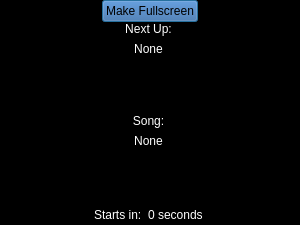
First picture: the form in OpenKJ/dlgcdg.ui, repository OpenKJ/OpenKJ, before the edit.
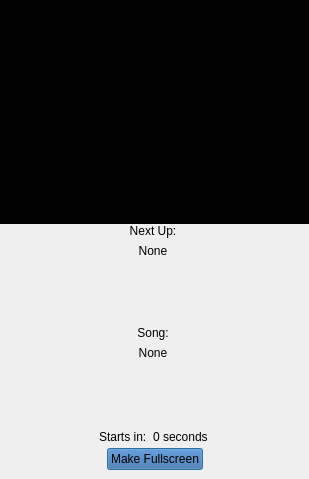
Second picture: the form after the edit. Custom widgets are drawn as their Qt base class.

Commit message:
Try a different approach for alert and fullscreen toggle btn to try to get it working on Mac.
Also, added color settings for the autoplay alert screen.

```diff
--- a/OpenKJ/dlgcdg.ui
+++ b/OpenKJ/dlgcdg.ui
@@ -6,8 +6,8 @@
    <rect>
     <x>0</x>
     <y>0</y>
-    <width>300</width>
-    <height>225</height>
+    <width>309</width>
+    <height>479</height>
    </rect>
   </property>
   <property name="windowTitle">
@@ -471,473 +471,8 @@
       <property name="bottomMargin">
        <number>0</number>
       </property>
-      <item>
-       <layout class="QVBoxLayout" name="verticalLayout_4">
-        <property name="spacing">
-         <number>0</number>
-        </property>
-        <property name="topMargin">
-         <number>0</number>
-        </property>
-        <item>
-         <layout class="QHBoxLayout" name="horizontalLayout_2">
-          <property name="spacing">
-           <number>0</number>
-          </property>
-          <property name="topMargin">
-           <number>0</number>
-          </property>
-          <item>
-           <spacer name="horizontalSpacer_3">
-            <property name="orientation">
-             <enum>Qt::Horizontal</enum>
-            </property>
-            <property name="sizeHint" stdset="0">
-             <size>
-              <width>40</width>
-              <height>0</height>
-             </size>
-            </property>
-           </spacer>
-          </item>
-          <item>
-           <widget class="QPushButton" name="btnToggleFullscreen">
-            <property name="palette">
-             <palette>
-              <active>
-               <colorrole role="WindowText">
-                <brush brushstyle="SolidPattern">
-                 <color alpha="255">
-                  <red>0</red>
-                  <green>0</green>
-                  <blue>0</blue>
-                 </color>
-                </brush>
-               </colorrole>
-               <colorrole role="Button">
-                <brush brushstyle="SolidPattern">
-                 <color alpha="255">
-                  <red>52</red>
-                  <green>101</green>
-                  <blue>164</blue>
-                 </color>
-                </brush>
-               </colorrole>
-               <colorrole role="Light">
-                <brush brushstyle="SolidPattern">
-                 <color alpha="255">
-                  <red>78</red>
-                  <green>152</green>
-                  <blue>246</blue>
-                 </color>
-                </brush>
-               </colorrole>
-               <colorrole role="Midlight">
-                <brush brushstyle="SolidPattern">
-                 <color alpha="255">
-                  <red>65</red>
-                  <green>126</green>
-                  <blue>205</blue>
-                 </color>
-                </brush>
-               </colorrole>
-               <colorrole role="Dark">
-                <brush brushstyle="SolidPattern">
-                 <color alpha="255">
-                  <red>26</red>
-                  <green>50</green>
-                  <blue>82</blue>
-                 </color>
-                </brush>
-               </colorrole>
-               <colorrole role="Mid">
-                <brush brushstyle="SolidPattern">
-                 <color alpha="255">
-                  <red>34</red>
-                  <green>67</green>
-                  <blue>109</blue>
-                 </color>
-                </brush>
-               </colorrole>
-               <colorrole role="Text">
-                <brush brushstyle="SolidPattern">
-                 <color alpha="255">
-                  <red>0</red>
-                  <green>0</green>
-                  <blue>0</blue>
-                 </color>
-                </brush>
-               </colorrole>
-               <colorrole role="BrightText">
-                <brush brushstyle="SolidPattern">
-                 <color alpha="255">
-                  <red>255</red>
-                  <green>255</green>
-                  <blue>255</blue>
-                 </color>
-                </brush>
-               </colorrole>
-               <colorrole role="ButtonText">
-                <brush brushstyle="SolidPattern">
-                 <color alpha="255">
-                  <red>0</red>
-                  <green>0</green>
-                  <blue>0</blue>
-                 </color>
-                </brush>
-               </colorrole>
-               <colorrole role="Base">
-                <brush brushstyle="SolidPattern">
-                 <color alpha="255">
-                  <red>255</red>
-                  <green>255</green>
-                  <blue>255</blue>
-                 </color>
-                </brush>
-               </colorrole>
-               <colorrole role="Window">
-                <brush brushstyle="SolidPattern">
-                 <color alpha="255">
-                  <red>52</red>
-                  <green>101</green>
-                  <blue>164</blue>
-                 </color>
-                </brush>
-               </colorrole>
-               <colorrole role="Shadow">
-                <brush brushstyle="SolidPattern">
-                 <color alpha="255">
-                  <red>0</red>
-                  <green>0</green>
-                  <blue>0</blue>
-                 </color>
-                </brush>
-               </colorrole>
-               <colorrole role="AlternateBase">
-                <brush brushstyle="SolidPattern">
-                 <color alpha="255">
-                  <red>153</red>
-                  <green>178</green>
-                  <blue>209</blue>
-                 </color>
-                </brush>
-               </colorrole>
-               <colorrole role="ToolTipBase">
-                <brush brushstyle="SolidPattern">
-                 <color alpha="255">
-                  <red>255</red>
-                  <green>255</green>
-                  <blue>220</blue>
-                 </color>
-                </brush>
-               </colorrole>
-               <colorrole role="ToolTipText">
-                <brush brushstyle="SolidPattern">
-                 <color alpha="255">
-                  <red>0</red>
-                  <green>0</green>
-                  <blue>0</blue>
-                 </color>
-                </brush>
-               </colorrole>
-              </active>
-              <inactive>
-               <colorrole role="WindowText">
-                <brush brushstyle="SolidPattern">
-                 <color alpha="255">
-                  <red>0</red>
-                  <green>0</green>
-                  <blue>0</blue>
-                 </color>
-                </brush>
-               </colorrole>
-               <colorrole role="Button">
-                <brush brushstyle="SolidPattern">
-                 <color alpha="255">
-                  <red>52</red>
-                  <green>101</green>
-                  <blue>164</blue>
-                 </color>
-                </brush>
-               </colorrole>
-               <colorrole role="Light">
-                <brush brushstyle="SolidPattern">
-                 <color alpha="255">
-                  <red>78</red>
-                  <green>152</green>
-                  <blue>246</blue>
-                 </color>
-                </brush>
-               </colorrole>
-               <colorrole role="Midlight">
-                <brush brushstyle="SolidPattern">
-                 <color alpha="255">
-                  <red>65</red>
-                  <green>126</green>
-                  <blue>205</blue>
-                 </color>
-                </brush>
-               </colorrole>
-               <colorrole role="Dark">
-                <brush brushstyle="SolidPattern">
-                 <color alpha="255">
-                  <red>26</red>
-                  <green>50</green>
-                  <blue>82</blue>
-                 </color>
-                </brush>
-               </colorrole>
-               <colorrole role="Mid">
-                <brush brushstyle="SolidPattern">
-                 <color alpha="255">
-                  <red>34</red>
-                  <green>67</green>
-                  <blue>109</blue>
-                 </color>
-                </brush>
-               </colorrole>
-               <colorrole role="Text">
-                <brush brushstyle="SolidPattern">
-                 <color alpha="255">
-                  <red>0</red>
-                  <green>0</green>
-                  <blue>0</blue>
-                 </color>
-                </brush>
-               </colorrole>
-               <colorrole role="BrightText">
-                <brush brushstyle="SolidPattern">
-                 <color alpha="255">
-                  <red>255</red>
-                  <green>255</green>
-                  <blue>255</blue>
-                 </color>
-                </brush>
-               </colorrole>
-               <colorrole role="ButtonText">
-                <brush brushstyle="SolidPattern">
-                 <color alpha="255">
-                  <red>0</red>
-                  <green>0</green>
-                  <blue>0</blue>
-                 </color>
-                </brush>
-               </colorrole>
-               <colorrole role="Base">
-                <brush brushstyle="SolidPattern">
-                 <color alpha="255">
-                  <red>255</red>
-                  <green>255</green>
-                  <blue>255</blue>
-                 </color>
-                </brush>
-               </colorrole>
-               <colorrole role="Window">
-                <brush brushstyle="SolidPattern">
-                 <color alpha="255">
-                  <red>52</red>
-                  <green>101</green>
-                  <blue>164</blue>
-                 </color>
-                </brush>
-               </colorrole>
-               <colorrole role="Shadow">
-                <brush brushstyle="SolidPattern">
-                 <color alpha="255">
-                  <red>0</red>
-                  <green>0</green>
-                  <blue>0</blue>
-                 </color>
-                </brush>
-               </colorrole>
-               <colorrole role="AlternateBase">
-                <brush brushstyle="SolidPattern">
-                 <color alpha="255">
-                  <red>153</red>
-                  <green>178</green>
-                  <blue>209</blue>
-                 </color>
-                </brush>
-               </colorrole>
-               <colorrole role="ToolTipBase">
-                <brush brushstyle="SolidPattern">
-                 <color alpha="255">
-                  <red>255</red>
-                  <green>255</green>
-                  <blue>220</blue>
-                 </color>
-                </brush>
-               </colorrole>
-               <colorrole role="ToolTipText">
-                <brush brushstyle="SolidPattern">
-                 <color alpha="255">
-                  <red>0</red>
-                  <green>0</green>
-                  <blue>0</blue>
-                 </color>
-                </brush>
-               </colorrole>
-              </inactive>
-              <disabled>
-               <colorrole role="WindowText">
-                <brush brushstyle="SolidPattern">
-                 <color alpha="255">
-                  <red>26</red>
-                  <green>50</green>
-                  <blue>82</blue>
-                 </color>
-                </brush>
-               </colorrole>
-               <colorrole role="Button">
-                <brush brushstyle="SolidPattern">
-                 <color alpha="255">
-                  <red>52</red>
-                  <green>101</green>
-                  <blue>164</blue>
-                 </color>
-                </brush>
-               </colorrole>
-               <colorrole role="Light">
-                <brush brushstyle="SolidPattern">
-                 <color alpha="255">
-                  <red>78</red>
-                  <green>152</green>
-                  <blue>246</blue>
-                 </color>
-                </brush>
-               </colorrole>
-               <colorrole role="Midlight">
-                <brush brushstyle="SolidPattern">
-                 <color alpha="255">
-                  <red>65</red>
-                  <green>126</green>
-                  <blue>205</blue>
-                 </color>
-                </brush>
-               </colorrole>
-               <colorrole role="Dark">
-                <brush brushstyle="SolidPattern">
-                 <color alpha="255">
-                  <red>26</red>
-                  <green>50</green>
-                  <blue>82</blue>
-                 </color>
-                </brush>
-               </colorrole>
-               <colorrole role="Mid">
-                <brush brushstyle="SolidPattern">
-                 <color alpha="255">
-                  <red>34</red>
-                  <green>67</green>
-                  <blue>109</blue>
-                 </color>
-                </brush>
-               </colorrole>
-               <colorrole role="Text">
-                <brush brushstyle="SolidPattern">
-                 <color alpha="255">
-                  <red>26</red>
-                  <green>50</green>
-                  <blue>82</blue>
-                 </color>
-                </brush>
-               </colorrole>
-               <colorrole role="BrightText">
-                <brush brushstyle="SolidPattern">
-                 <color alpha="255">
-                  <red>255</red>
-                  <green>255</green>
-                  <blue>255</blue>
-                 </color>
-                </brush>
-               </colorrole>
-               <colorrole role="ButtonText">
-                <brush brushstyle="SolidPattern">
-                 <color alpha="255">
-                  <red>26</red>
-                  <green>50</green>
-                  <blue>82</blue>
-                 </color>
-                </brush>
-               </colorrole>
-               <colorrole role="Base">
-                <brush brushstyle="SolidPattern">
-                 <color alpha="255">
-                  <red>52</red>
-                  <green>101</green>
-                  <blue>164</blue>
-                 </color>
-                </brush>
-               </colorrole>
-               <colorrole role="Window">
-                <brush brushstyle="SolidPattern">
-                 <color alpha="255">
-                  <red>52</red>
-                  <green>101</green>
-                  <blue>164</blue>
-                 </color>
-                </brush>
-               </colorrole>
-               <colorrole role="Shadow">
-                <brush brushstyle="SolidPattern">
-                 <color alpha="255">
-                  <red>0</red>
-                  <green>0</green>
-                  <blue>0</blue>
-                 </color>
-                </brush>
-               </colorrole>
-               <colorrole role="AlternateBase">
-                <brush brushstyle="SolidPattern">
-                 <color alpha="255">
-                  <red>52</red>
-                  <green>101</green>
-                  <blue>164</blue>
-                 </color>
-                </brush>
-               </colorrole>
-               <colorrole role="ToolTipBase">
-                <brush brushstyle="SolidPattern">
-                 <color alpha="255">
-                  <red>255</red>
-                  <green>255</green>
-                  <blue>220</blue>
-                 </color>
-                </brush>
-               </colorrole>
-               <colorrole role="ToolTipText">
-                <brush brushstyle="SolidPattern">
-                 <color alpha="255">
-                  <red>0</red>
-                  <green>0</green>
-                  <blue>0</blue>
-                 </color>
-                </brush>
-               </colorrole>
-              </disabled>
-             </palette>
-            </property>
-            <property name="text">
-             <string>Make Fullscreen</string>
-            </property>
-           </widget>
-          </item>
-          <item>
-           <spacer name="horizontalSpacer_4">
-            <property name="orientation">
-             <enum>Qt::Horizontal</enum>
-            </property>
-            <property name="sizeHint" stdset="0">
-             <size>
-              <width>40</width>
-              <height>0</height>
-             </size>
-            </property>
-           </spacer>
-          </item>
-         </layout>
-        </item>
-       </layout>
+     </layout>
+    </widget>
       </item>
       <item>
        <widget class="QWidget" name="widgetAlert" native="true">
@@ -1075,6 +610,463 @@
          </item>
         </layout>
        </widget>
+   </item>
+   <item>
+    <widget class="QWidget" name="fsToggleWidget" native="true">
+     <layout class="QHBoxLayout" name="horizontalLayout_2">
+      <property name="spacing">
+       <number>0</number>
+      </property>
+      <property name="topMargin">
+       <number>1</number>
+      </property>
+      <item>
+       <spacer name="horizontalSpacer_3">
+        <property name="orientation">
+         <enum>Qt::Horizontal</enum>
+        </property>
+        <property name="sizeHint" stdset="0">
+         <size>
+          <width>40</width>
+          <height>0</height>
+         </size>
+        </property>
+       </spacer>
+      </item>
+      <item>
+       <widget class="QPushButton" name="btnToggleFullscreen">
+        <property name="palette">
+         <palette>
+          <active>
+           <colorrole role="WindowText">
+            <brush brushstyle="SolidPattern">
+             <color alpha="255">
+              <red>0</red>
+              <green>0</green>
+              <blue>0</blue>
+             </color>
+            </brush>
+           </colorrole>
+           <colorrole role="Button">
+            <brush brushstyle="SolidPattern">
+             <color alpha="255">
+              <red>52</red>
+              <green>101</green>
+              <blue>164</blue>
+             </color>
+            </brush>
+           </colorrole>
+           <colorrole role="Light">
+            <brush brushstyle="SolidPattern">
+             <color alpha="255">
+              <red>78</red>
+              <green>152</green>
+              <blue>246</blue>
+             </color>
+            </brush>
+           </colorrole>
+           <colorrole role="Midlight">
+            <brush brushstyle="SolidPattern">
+             <color alpha="255">
+              <red>65</red>
+              <green>126</green>
+              <blue>205</blue>
+             </color>
+            </brush>
+           </colorrole>
+           <colorrole role="Dark">
+            <brush brushstyle="SolidPattern">
+             <color alpha="255">
+              <red>26</red>
+              <green>50</green>
+              <blue>82</blue>
+             </color>
+            </brush>
+           </colorrole>
+           <colorrole role="Mid">
+            <brush brushstyle="SolidPattern">
+             <color alpha="255">
+              <red>34</red>
+              <green>67</green>
+              <blue>109</blue>
+             </color>
+            </brush>
+           </colorrole>
+           <colorrole role="Text">
+            <brush brushstyle="SolidPattern">
+             <color alpha="255">
+              <red>0</red>
+              <green>0</green>
+              <blue>0</blue>
+             </color>
+            </brush>
+           </colorrole>
+           <colorrole role="BrightText">
+            <brush brushstyle="SolidPattern">
+             <color alpha="255">
+              <red>255</red>
+              <green>255</green>
+              <blue>255</blue>
+             </color>
+            </brush>
+           </colorrole>
+           <colorrole role="ButtonText">
+            <brush brushstyle="SolidPattern">
+             <color alpha="255">
+              <red>0</red>
+              <green>0</green>
+              <blue>0</blue>
+             </color>
+            </brush>
+           </colorrole>
+           <colorrole role="Base">
+            <brush brushstyle="SolidPattern">
+             <color alpha="255">
+              <red>255</red>
+              <green>255</green>
+              <blue>255</blue>
+             </color>
+            </brush>
+           </colorrole>
+           <colorrole role="Window">
+            <brush brushstyle="SolidPattern">
+             <color alpha="255">
+              <red>52</red>
+              <green>101</green>
+              <blue>164</blue>
+             </color>
+            </brush>
+           </colorrole>
+           <colorrole role="Shadow">
+            <brush brushstyle="SolidPattern">
+             <color alpha="255">
+              <red>0</red>
+              <green>0</green>
+              <blue>0</blue>
+             </color>
+            </brush>
+           </colorrole>
+           <colorrole role="AlternateBase">
+            <brush brushstyle="SolidPattern">
+             <color alpha="255">
+              <red>153</red>
+              <green>178</green>
+              <blue>209</blue>
+             </color>
+            </brush>
+           </colorrole>
+           <colorrole role="ToolTipBase">
+            <brush brushstyle="SolidPattern">
+             <color alpha="255">
+              <red>255</red>
+              <green>255</green>
+              <blue>220</blue>
+             </color>
+            </brush>
+           </colorrole>
+           <colorrole role="ToolTipText">
+            <brush brushstyle="SolidPattern">
+             <color alpha="255">
+              <red>0</red>
+              <green>0</green>
+              <blue>0</blue>
+             </color>
+            </brush>
+           </colorrole>
+          </active>
+          <inactive>
+           <colorrole role="WindowText">
+            <brush brushstyle="SolidPattern">
+             <color alpha="255">
+              <red>0</red>
+              <green>0</green>
+              <blue>0</blue>
+             </color>
+            </brush>
+           </colorrole>
+           <colorrole role="Button">
+            <brush brushstyle="SolidPattern">
+             <color alpha="255">
+              <red>52</red>
+              <green>101</green>
+              <blue>164</blue>
+             </color>
+            </brush>
+           </colorrole>
+           <colorrole role="Light">
+            <brush brushstyle="SolidPattern">
+             <color alpha="255">
+              <red>78</red>
+              <green>152</green>
+              <blue>246</blue>
+             </color>
+            </brush>
+           </colorrole>
+           <colorrole role="Midlight">
+            <brush brushstyle="SolidPattern">
+             <color alpha="255">
+              <red>65</red>
+              <green>126</green>
+              <blue>205</blue>
+             </color>
+            </brush>
+           </colorrole>
+           <colorrole role="Dark">
+            <brush brushstyle="SolidPattern">
+             <color alpha="255">
+              <red>26</red>
+              <green>50</green>
+              <blue>82</blue>
+             </color>
+            </brush>
+           </colorrole>
+           <colorrole role="Mid">
+            <brush brushstyle="SolidPattern">
+             <color alpha="255">
+              <red>34</red>
+              <green>67</green>
+              <blue>109</blue>
+             </color>
+            </brush>
+           </colorrole>
+           <colorrole role="Text">
+            <brush brushstyle="SolidPattern">
+             <color alpha="255">
+              <red>0</red>
+              <green>0</green>
+              <blue>0</blue>
+             </color>
+            </brush>
+           </colorrole>
+           <colorrole role="BrightText">
+            <brush brushstyle="SolidPattern">
+             <color alpha="255">
+              <red>255</red>
+              <green>255</green>
+              <blue>255</blue>
+             </color>
+            </brush>
+           </colorrole>
+           <colorrole role="ButtonText">
+            <brush brushstyle="SolidPattern">
+             <color alpha="255">
+              <red>0</red>
+              <green>0</green>
+              <blue>0</blue>
+             </color>
+            </brush>
+           </colorrole>
+           <colorrole role="Base">
+            <brush brushstyle="SolidPattern">
+             <color alpha="255">
+              <red>255</red>
+              <green>255</green>
+              <blue>255</blue>
+             </color>
+            </brush>
+           </colorrole>
+           <colorrole role="Window">
+            <brush brushstyle="SolidPattern">
+             <color alpha="255">
+              <red>52</red>
+              <green>101</green>
+              <blue>164</blue>
+             </color>
+            </brush>
+           </colorrole>
+           <colorrole role="Shadow">
+            <brush brushstyle="SolidPattern">
+             <color alpha="255">
+              <red>0</red>
+              <green>0</green>
+              <blue>0</blue>
+             </color>
+            </brush>
+           </colorrole>
+           <colorrole role="AlternateBase">
+            <brush brushstyle="SolidPattern">
+             <color alpha="255">
+              <red>153</red>
+              <green>178</green>
+              <blue>209</blue>
+             </color>
+            </brush>
+           </colorrole>
+           <colorrole role="ToolTipBase">
+            <brush brushstyle="SolidPattern">
+             <color alpha="255">
+              <red>255</red>
+              <green>255</green>
+              <blue>220</blue>
+             </color>
+            </brush>
+           </colorrole>
+           <colorrole role="ToolTipText">
+            <brush brushstyle="SolidPattern">
+             <color alpha="255">
+              <red>0</red>
+              <green>0</green>
+              <blue>0</blue>
+             </color>
+            </brush>
+           </colorrole>
+          </inactive>
+          <disabled>
+           <colorrole role="WindowText">
+            <brush brushstyle="SolidPattern">
+             <color alpha="255">
+              <red>26</red>
+              <green>50</green>
+              <blue>82</blue>
+             </color>
+            </brush>
+           </colorrole>
+           <colorrole role="Button">
+            <brush brushstyle="SolidPattern">
+             <color alpha="255">
+              <red>52</red>
+              <green>101</green>
+              <blue>164</blue>
+             </color>
+            </brush>
+           </colorrole>
+           <colorrole role="Light">
+            <brush brushstyle="SolidPattern">
+             <color alpha="255">
+              <red>78</red>
+              <green>152</green>
+              <blue>246</blue>
+             </color>
+            </brush>
+           </colorrole>
+           <colorrole role="Midlight">
+            <brush brushstyle="SolidPattern">
+             <color alpha="255">
+              <red>65</red>
+              <green>126</green>
+              <blue>205</blue>
+             </color>
+            </brush>
+           </colorrole>
+           <colorrole role="Dark">
+            <brush brushstyle="SolidPattern">
+             <color alpha="255">
+              <red>26</red>
+              <green>50</green>
+              <blue>82</blue>
+             </color>
+            </brush>
+           </colorrole>
+           <colorrole role="Mid">
+            <brush brushstyle="SolidPattern">
+             <color alpha="255">
+              <red>34</red>
+              <green>67</green>
+              <blue>109</blue>
+             </color>
+            </brush>
+           </colorrole>
+           <colorrole role="Text">
+            <brush brushstyle="SolidPattern">
+             <color alpha="255">
+              <red>26</red>
+              <green>50</green>
+              <blue>82</blue>
+             </color>
+            </brush>
+           </colorrole>
+           <colorrole role="BrightText">
+            <brush brushstyle="SolidPattern">
+             <color alpha="255">
+              <red>255</red>
+              <green>255</green>
+              <blue>255</blue>
+             </color>
+            </brush>
+           </colorrole>
+           <colorrole role="ButtonText">
+            <brush brushstyle="SolidPattern">
+             <color alpha="255">
+              <red>26</red>
+              <green>50</green>
+              <blue>82</blue>
+             </color>
+            </brush>
+           </colorrole>
+           <colorrole role="Base">
+            <brush brushstyle="SolidPattern">
+             <color alpha="255">
+              <red>52</red>
+              <green>101</green>
+              <blue>164</blue>
+             </color>
+            </brush>
+           </colorrole>
+           <colorrole role="Window">
+            <brush brushstyle="SolidPattern">
+             <color alpha="255">
+              <red>52</red>
+              <green>101</green>
+              <blue>164</blue>
+             </color>
+            </brush>
+           </colorrole>
+           <colorrole role="Shadow">
+            <brush brushstyle="SolidPattern">
+             <color alpha="255">
+              <red>0</red>
+              <green>0</green>
+              <blue>0</blue>
+             </color>
+            </brush>
+           </colorrole>
+           <colorrole role="AlternateBase">
+            <brush brushstyle="SolidPattern">
+             <color alpha="255">
+              <red>52</red>
+              <green>101</green>
+              <blue>164</blue>
+             </color>
+            </brush>
+           </colorrole>
+           <colorrole role="ToolTipBase">
+            <brush brushstyle="SolidPattern">
+             <color alpha="255">
+              <red>255</red>
+              <green>255</green>
+              <blue>220</blue>
+             </color>
+            </brush>
+           </colorrole>
+           <colorrole role="ToolTipText">
+            <brush brushstyle="SolidPattern">
+             <color alpha="255">
+              <red>0</red>
+              <green>0</green>
+              <blue>0</blue>
+             </color>
+            </brush>
+           </colorrole>
+          </disabled>
+         </palette>
+        </property>
+        <property name="text">
+         <string>Make Fullscreen</string>
+        </property>
+       </widget>
+      </item>
+      <item>
+       <spacer name="horizontalSpacer_4">
+        <property name="orientation">
+         <enum>Qt::Horizontal</enum>
+        </property>
+        <property name="sizeHint" stdset="0">
+         <size>
+          <width>40</width>
+          <height>0</height>
+         </size>
+        </property>
+       </spacer>
       </item>
      </layout>
     </widget>
```
Lines whose indentation alone changed are shown as unchanged. The commit also changes 7 other files.
